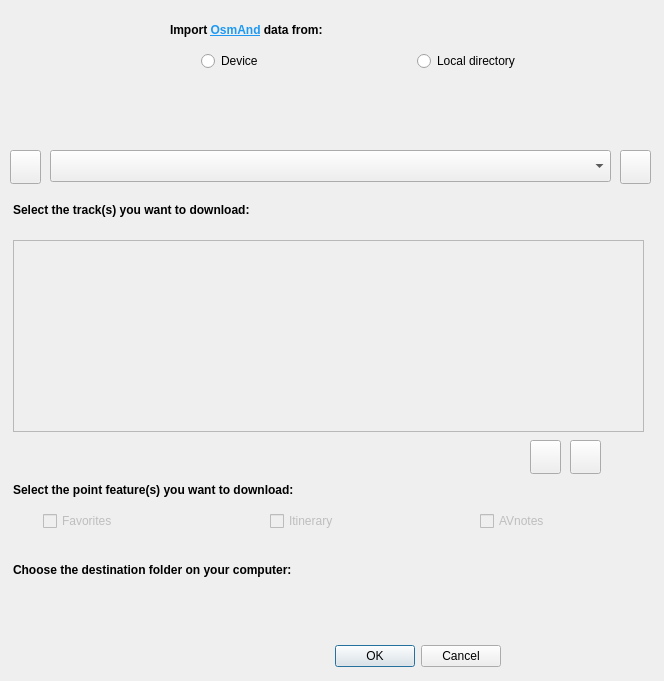
First picture: the form in OsmAnd_bridge_import_dialog.ui, repository sylsta/OsmAnd_bridge, before the edit.
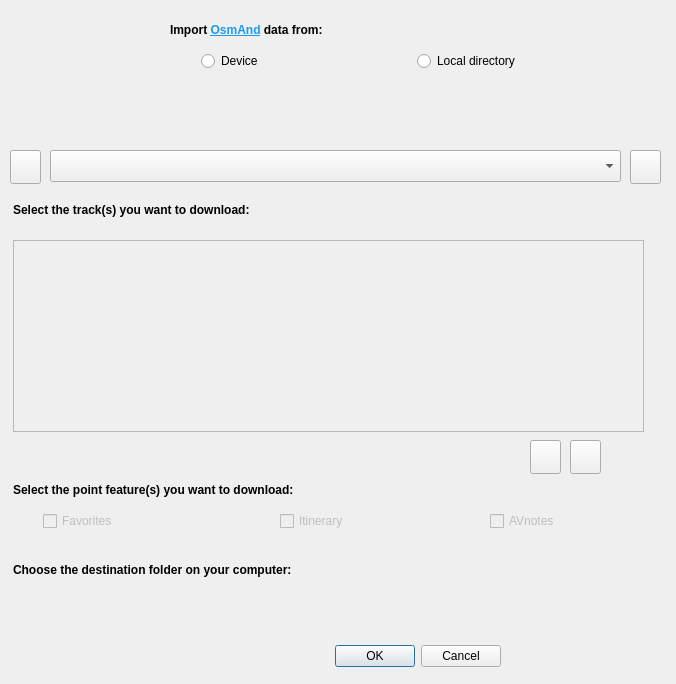
Second picture: the form after the edit. Icons and pictures are not drawn. Custom widgets are drawn as their Qt base class.

Commit message: Update UI for larger labels

```diff
--- a/OsmAnd_bridge_import_dialog.ui
+++ b/OsmAnd_bridge_import_dialog.ui
@@ -9,8 +9,8 @@
    <rect>
     <x>0</x>
     <y>0</y>
-    <width>664</width>
-    <height>681</height>
+    <width>676</width>
+    <height>684</height>
    </rect>
   </property>
   <property name="windowTitle">
@@ -68,7 +68,7 @@
     <rect>
      <x>13</x>
      <y>150</y>
-     <width>641</width>
+     <width>651</width>
      <height>34</height>
     </rect>
    </property>
@@ -87,7 +87,7 @@
     <rect>
      <x>13</x>
      <y>590</y>
-     <width>591</width>
+     <width>641</width>
      <height>34</height>
     </rect>
    </property>
@@ -126,7 +126,7 @@
    </property>
    <property name="geometry">
     <rect>
-     <x>270</x>
+     <x>280</x>
      <y>510</y>
      <width>181</width>
      <height>22</height>
@@ -145,7 +145,7 @@
    </property>
    <property name="geometry">
     <rect>
-     <x>480</x>
+     <x>490</x>
      <y>510</y>
      <width>161</width>
      <height>22</height>
@@ -163,7 +163,7 @@
     <rect>
      <x>13</x>
      <y>100</y>
-     <width>631</width>
+     <width>651</width>
      <height>41</height>
     </rect>
    </property>
@@ -336,7 +336,7 @@
     <rect>
      <x>50</x>
      <y>150</y>
-     <width>561</width>
+     <width>571</width>
      <height>32</height>
     </rect>
    </property>
@@ -344,7 +344,7 @@
   <widget class="QPushButton" name="qbGoMTP">
    <property name="geometry">
     <rect>
-     <x>620</x>
+     <x>630</x>
      <y>150</y>
      <width>31</width>
      <height>34</height>
```
